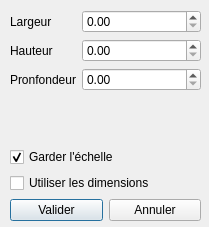
Above: src/scaledialog.ui from JulesTopart/Powd3r before the change. Below: the same form after it.
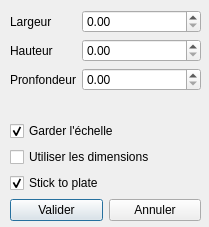
That is the form after the change.

What changed in the file:
```diff
--- a/src/scaledialog.ui
+++ b/src/scaledialog.ui
@@ -113,6 +113,16 @@
       </property>
      </widget>
     </item>
+    <item>
+     <widget class="QCheckBox" name="stickOnPlate">
+      <property name="text">
+       <string>Stick to plate</string>
+      </property>
+      <property name="checked">
+       <bool>true</bool>
+      </property>
+     </widget>
+    </item>
     <item>
      <layout class="QHBoxLayout" name="horizontalLayout">
       <item>
```
